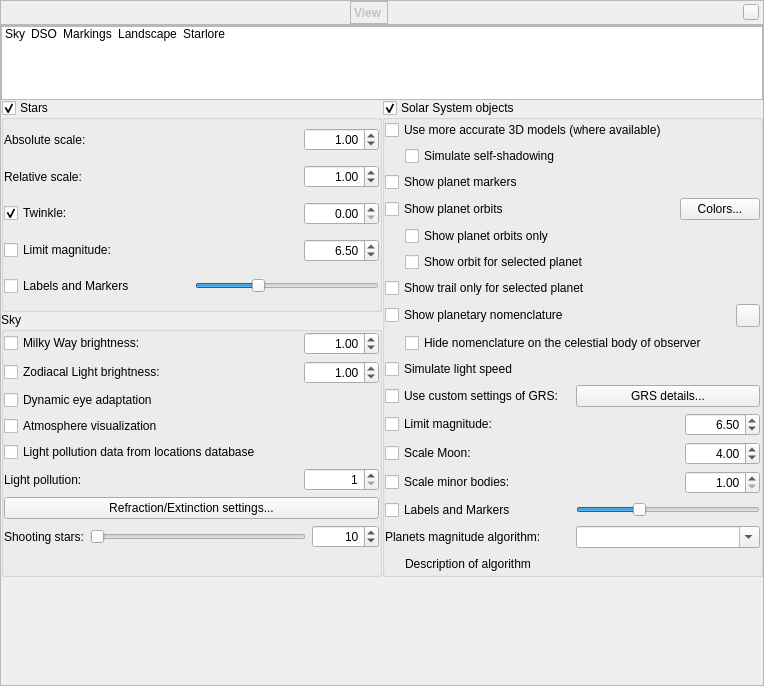
Old version of the form src/gui/viewDialog.ui in the repository 519984307/stellarium_src.
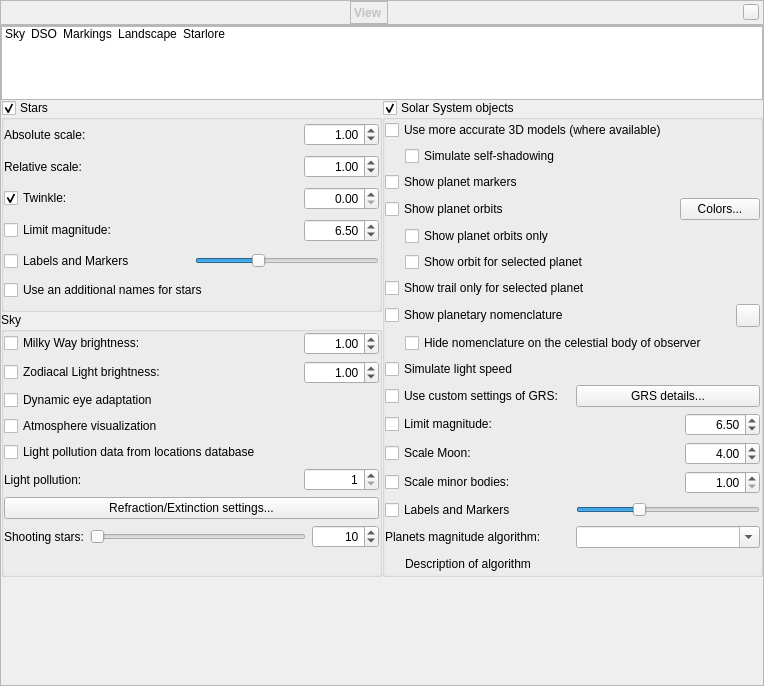
New version of the form. Icons and pictures are not drawn. Custom widgets are drawn as their Qt base class.

Commit message: Added GUI option to manage usage an additional names for stars

What changed in the file:
```diff
--- a/src/gui/viewDialog.ui
+++ b/src/gui/viewDialog.ui
@@ -948,6 +948,13 @@
                </item>
               </layout>
              </item>
+             <item row="5" column="0">
+              <widget class="QCheckBox" name="checkBoxAdditionalNamesStars">
+               <property name="text">
+                <string>Use an additional names for stars</string>
+               </property>
+              </widget>
+             </item>
             </layout>
            </widget>
           </item>
```
Left out of the diff: 2 changed lines with no effect on the pictures. The commit also changes 6 other files.
